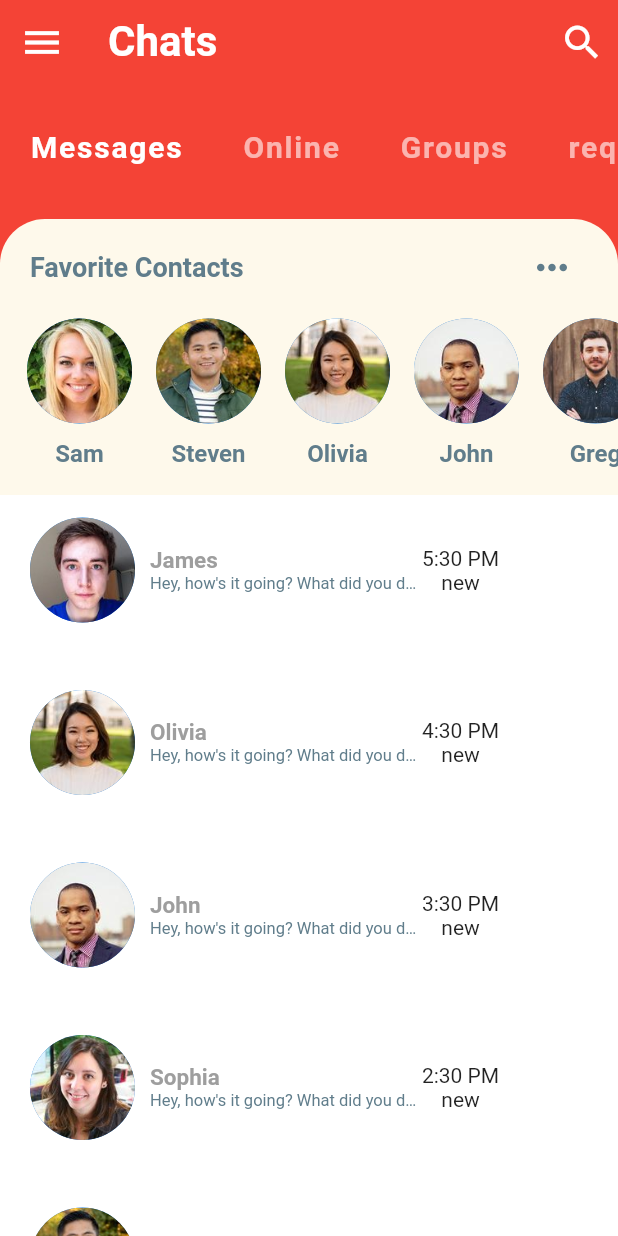
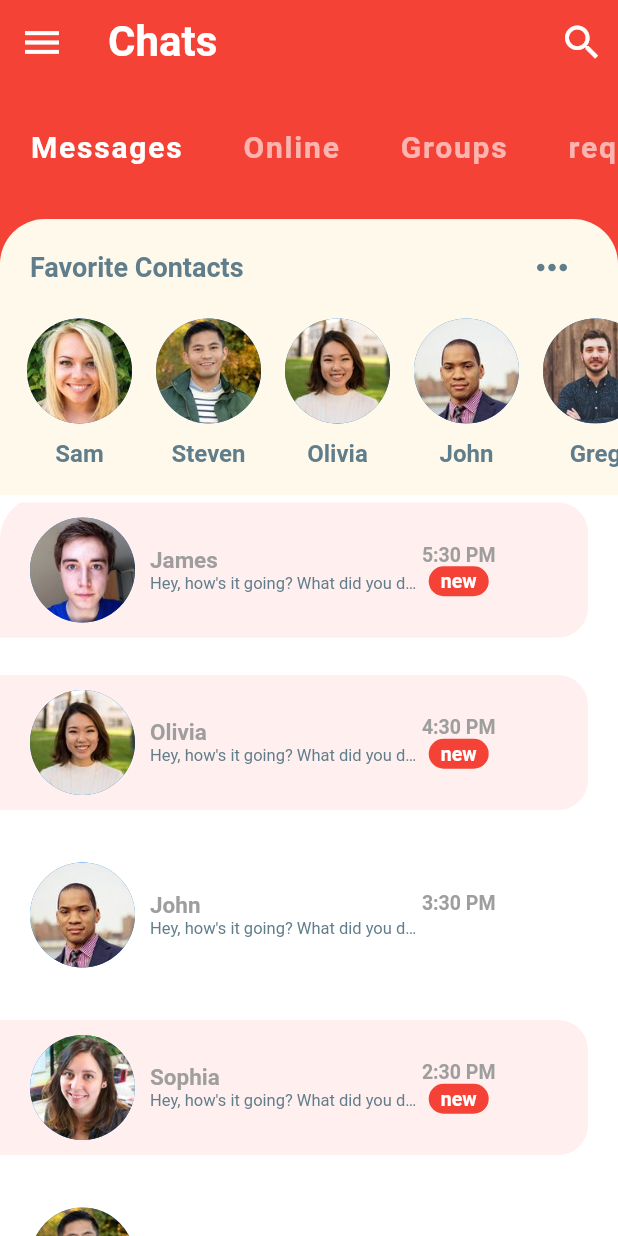
Before and after one commit to theeGwandaru/tubonge, a Flutter app: the screen it shows after launch, on a phone screen of 412 x 824 dp. Run offline on Flutter 3.47's test engine with Material 2 defaults, Android fonts, the phone set to English and light mode, and no system bars.

Commit message:
finished chats screen

```diff
--- a/lib/widgets/recent_chats.dart
+++ b/lib/widgets/recent_chats.dart
@@ -21,7 +21,13 @@ class RecentChats extends StatelessWidget {
                 final Message chat = chats[index];
                 return Container(
                   margin: EdgeInsets.only(top: 5.0, bottom: 20, right: 20.0),
-                  padding: EdgeInsets.symmetric(horizontal: 20.0, vertical: 10.0),
+                  padding:
+                      EdgeInsets.symmetric(horizontal: 20.0, vertical: 10.0),
+                  decoration: BoxDecoration(
+                      color: chat.unread ? Color(0xffffefee) : Colors.white,
+                      borderRadius: BorderRadius.only(
+                          topRight: Radius.circular(20),
+                          bottomRight: Radius.circular(20.0))),
                   child: Row(
                     children: <Widget>[
                       Row(
@@ -41,7 +47,8 @@ class RecentChats extends StatelessWidget {
                                         fontWeight: FontWeight.bold,
                                         fontSize: 15.0)),
                                 Container(
-                                  width: MediaQuery.of(context).size.width * 0.44,
+                                  width:
+                                      MediaQuery.of(context).size.width * 0.44,
                                   child: Text(
                                     chat.text,
                                     style: TextStyle(
@@ -56,7 +63,29 @@ class RecentChats extends StatelessWidget {
                         ],
                       ),
                       Column(
-                        children: <Widget>[Text(chat.time), Text('new')],
+                        children: <Widget>[
+                          Text(
+                            chat.time,
+                            style: TextStyle(
+                                color: Colors.grey,
+                                fontSize: 13.0,
+                                fontWeight: FontWeight.bold),
+                          ),
+                          chat.unread
+                              ? Container(
+                                  width: 40,
+                                  height: 20,
+                                  decoration: BoxDecoration(
+                                      borderRadius: BorderRadius.circular(30.0),
+                                      color: Theme.of(context).primaryColor),
+                                  alignment: Alignment.center,
+                                  child: Text('new',
+                                      style: TextStyle(
+                                          color: Colors.white,
+                                          fontSize: 13.0,
+                                          fontWeight: FontWeight.bold)))
+                              : Text(''),
+                        ],
                       )
                     ],
                   ),
```
